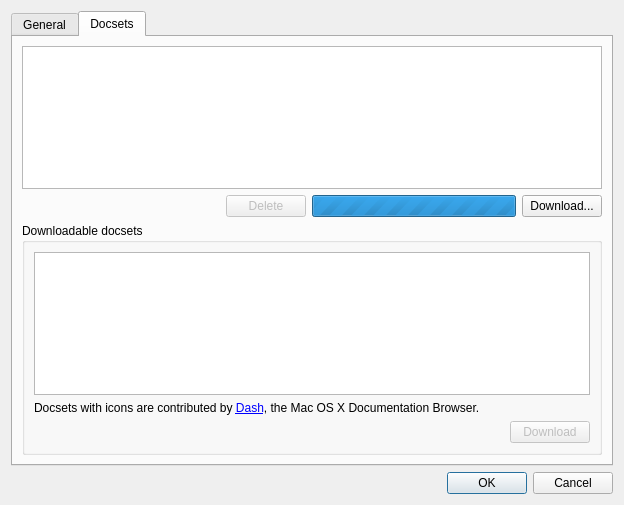
The window that zeal/zealsettingsdialog.ui (zealdocs/zeal) describes before a commit, drawn with Qt 5.
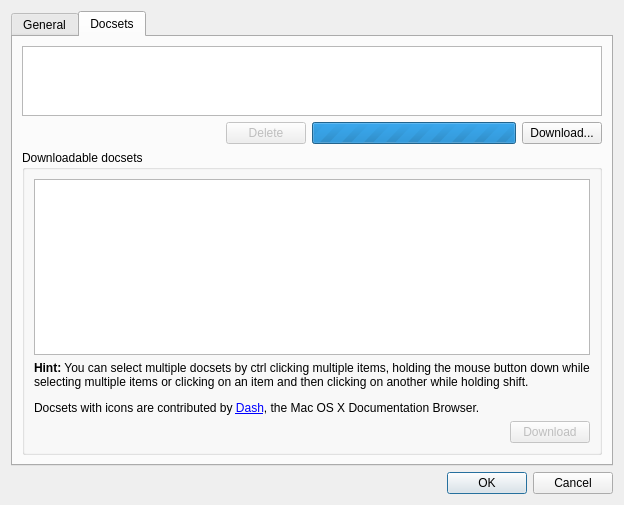
The same window after the commit. The open tabs and pages were chosen to show the change. Custom widgets are drawn as their Qt base class.

Commit message: Hint about multiple selection in the download dialog

```diff
--- a/zeal/zealsettingsdialog.ui
+++ b/zeal/zealsettingsdialog.ui
@@ -205,11 +205,14 @@
           <item>
            <widget class="QLabel" name="label_4">
             <property name="text">
-             <string>&lt;html&gt;&lt;head/&gt;&lt;body&gt;&lt;p&gt;Docsets with icons are contributed by &lt;a href=&quot;http://kapeli.com/dash&quot;&gt;&lt;span style=&quot; text-decoration: underline; color:#0000ff;&quot;&gt;Dash&lt;/span&gt;&lt;/a&gt;, the Mac OS X Documentation Browser.&lt;/p&gt;&lt;/body&gt;&lt;/html&gt;</string>
+             <string>&lt;html&gt;&lt;head/&gt;&lt;body&gt;&lt;p&gt;&lt;span style=&quot; font-weight:600;&quot;&gt;Hint:&lt;/span&gt; You can select multiple docsets by ctrl clicking multiple items, holding the mouse button down while selecting multiple items or clicking on an item and then clicking on another while holding shift.&lt;/p&gt;&lt;p&gt;Docsets with icons are contributed by &lt;a href=&quot;http://kapeli.com/dash&quot;&gt;&lt;span style=&quot; text-decoration: underline; color:#0000ff;&quot;&gt;Dash&lt;/span&gt;&lt;/a&gt;, the Mac OS X Documentation Browser.&lt;/p&gt;&lt;/body&gt;&lt;/html&gt;</string>
             </property>
             <property name="textFormat">
              <enum>Qt::RichText</enum>
             </property>
+            <property name="wordWrap">
+             <bool>true</bool>
+            </property>
             <property name="openExternalLinks">
              <bool>true</bool>
             </property>
```
Left out of the diff: 2 changed lines with no effect on the pictures.
